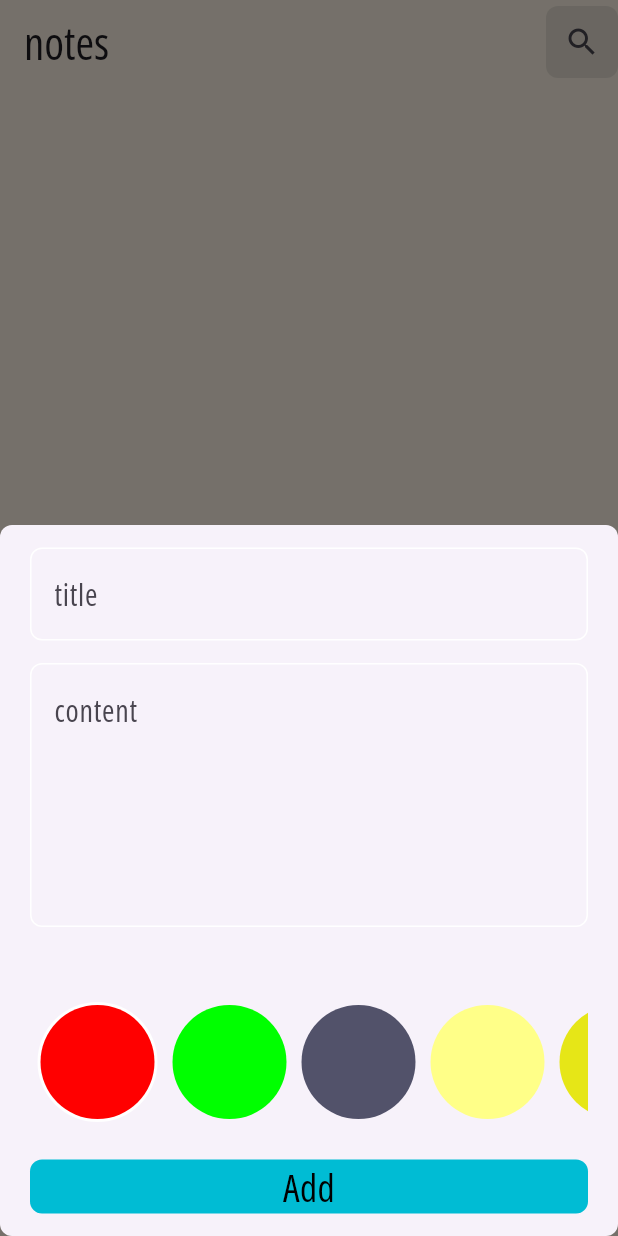
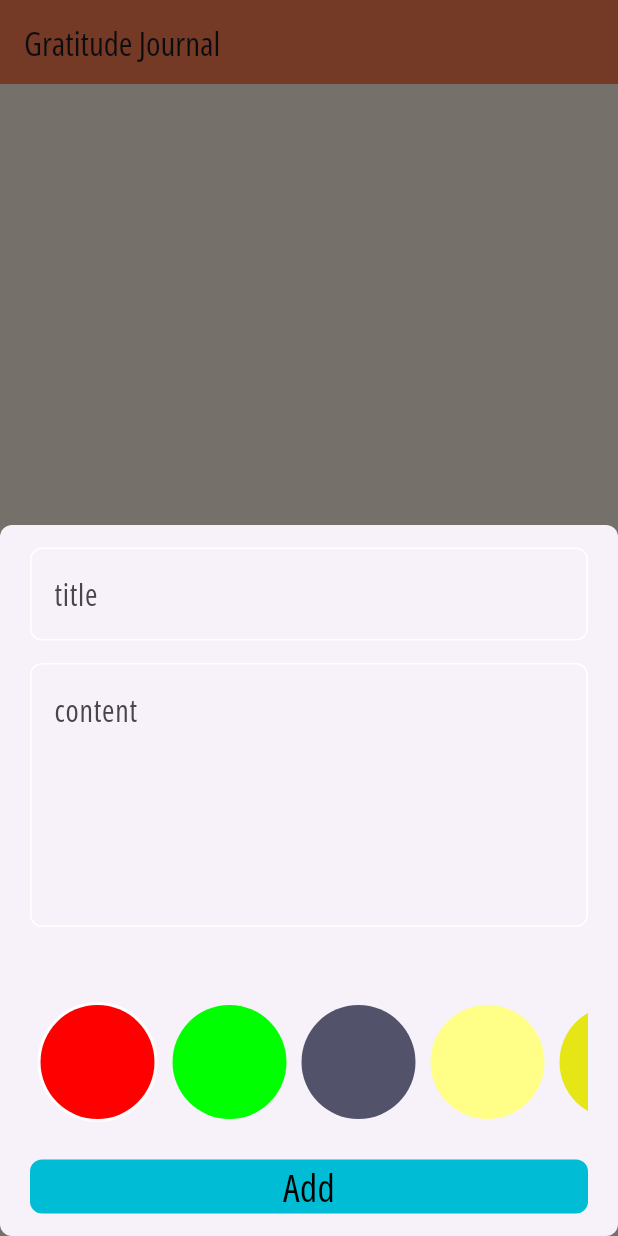
Before and after one commit to Alaanaser714/Gratify-Journal, a Flutter app: the screen it shows after launch, after a tap on the "add" icon, on a phone screen of 412 x 824 dp. Run offline on Flutter 3.47's test engine with Material 3 defaults, Android fonts, the phone set to English and light mode, and no system bars; our stand-ins replace flutter_bloc, hive, hive_flutter; accounts and stored records are empty.

Commit message:
create write notes screen

```diff
--- a/lib/main.dart
+++ b/lib/main.dart
@@ -3,7 +3,6 @@ import 'package:flutter_bloc/flutter_bloc.dart';
 import 'package:hive_flutter/hive_flutter.dart';
 import 'package:note_app/constant/colors_app.dart';
 import 'package:note_app/simple_bloc_observe.dart';
-import 'package:note_app/views/screens/notes_screen.dart';
 import 'package:note_app/views/screens/splash_screen.dart';
 
 import 'cubits/notes_cubit/notes_cubit.dart';
@@ -28,7 +27,7 @@ class MyApp extends StatelessWidget {
       child: MaterialApp(
         theme: ThemeData(
           appBarTheme:
-              const AppBarTheme(backgroundColor: ColorsApp.backgroundColor),
+              const AppBarTheme(backgroundColor: ColorsApp.buttonColor),
           scaffoldBackgroundColor: ColorsApp.backgroundColor,
           fontFamily: "Open Sans",
         ),
--- a/lib/views/screens/notes_screen.dart
+++ b/lib/views/screens/notes_screen.dart
@@ -1,9 +1,9 @@
 // ignore_for_file: prefer_const_constructors, prefer_const_literals_to_create_immutables, deprecated_member_use
 
 import 'package:flutter/material.dart';
+import 'package:note_app/constant/colors_app.dart';
 
 import 'package:note_app/views/components/custom_listview_notes.dart';
-import '../components/custom_model_bottom_sheet.dart';
 
 class NotesScreen extends StatelessWidget {
   const NotesScreen({super.key});
@@ -11,29 +11,14 @@ class NotesScreen extends StatelessWidget {
   @override
   Widget build(BuildContext context) {
     return Scaffold(
-        floatingActionButton: FloatingActionButton(
-          backgroundColor: Colors.green,
-          onPressed: () {
-            showModalBottomSheet(
-              isScrollControlled: true,
-              shape: RoundedRectangleBorder(
-                borderRadius: BorderRadius.circular(8),
-              ),
-              context: context,
-              builder: (context) {
-                return CustomModelBottomSheet();
-              },
-            );
-          },
-          child: Icon(
-            Icons.add,
-            size: 35,
-          ),
-        ),
         appBar: AppBar(
+          centerTitle: true,
           title: Text(
-            "notes",
-            style: TextStyle(fontSize: 30),
+            "Gratitude Journal",
+            style: TextStyle(
+              fontSize: 30,
+              color: ColorsApp.textColor,
+            ),
           ),
           actions: [
             Container(
@@ -41,12 +26,6 @@ class NotesScreen extends StatelessWidget {
                 color: Colors.grey.withOpacity(.25),
                 borderRadius: BorderRadius.circular(8),
               ),
-              child: IconButton(
-                onPressed: () {},
-                icon: Icon(
-                  Icons.search,
-                ),
-              ),
             )
           ],
         ),
--- a/lib/views/screens/splash_screen.dart
+++ b/lib/views/screens/splash_screen.dart
@@ -2,7 +2,7 @@
 
 import 'package:flutter/material.dart';
 import 'package:note_app/constant/colors_app.dart';
-import 'package:note_app/views/screens/notes_screen.dart';
+import 'package:note_app/views/screens/writes_notes_screen.dart';
 
 class SplashScreen extends StatefulWidget {
   const SplashScreen({super.key});
@@ -17,7 +17,7 @@ class _SplashScreenState extends State<SplashScreen> {
     Future.delayed(const Duration(seconds: 3), () {
       Navigator.pushReplacement(
         context,
-        MaterialPageRoute(builder: (context) => const NotesScreen()),
+        MaterialPageRoute(builder: (context) => const WritesNotesScreen()),
       );
     });
     super.initState();
@@ -44,6 +44,9 @@ class _SplashScreenState extends State<SplashScreen> {
                 fontSize: 35,
               ),
             ),
+            SizedBox(
+              height: MediaQuery.of(context).size.height * .01,
+            ),
             const Text(
               "Gratitude Journal",
               style: TextStyle(
--- /dev/null
+++ b/lib/views/screens/writes_notes_screen.dart
@@ -0,0 +1,37 @@
+// ignore_for_file: prefer_const_constructors
+
+import 'package:flutter/material.dart';
+
+import '../components/custom_model_bottom_sheet.dart';
+
+class WritesNotesScreen extends StatelessWidget {
+  const WritesNotesScreen({super.key});
+
+  @override
+  Widget build(BuildContext context) {
+    return Scaffold(
+      floatingActionButton: FloatingActionButton(
+        backgroundColor: Colors.green,
+        onPressed: () {
+          showModalBottomSheet(
+            isScrollControlled: true,
+            shape: RoundedRectangleBorder(
+              borderRadius: BorderRadius.circular(8),
+            ),
+            context: context,
+            builder: (context) {
+              return CustomModelBottomSheet();
+            },
+          );
+        },
+        child: Icon(
+          Icons.add,
+          size: 35,
+        ),
+      ),
+      appBar: AppBar(
+        title: const Text('Gratitude Journal'),
+      ),
+    );
+  }
+}
```
Also changed, not shown: lib/views/components/add_notes_form.dart (+12 -1 lines).
